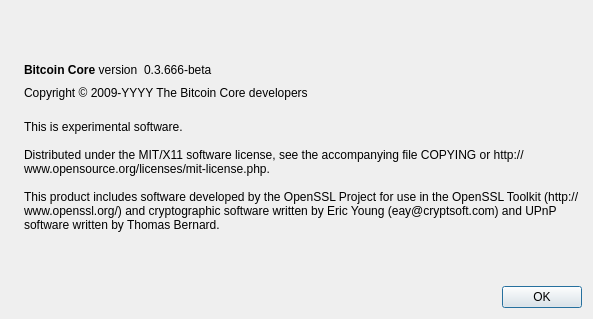
First picture: the form in src/qt/forms/aboutdialog.ui, repository krugercoin-project/krugercoin, before the edit.
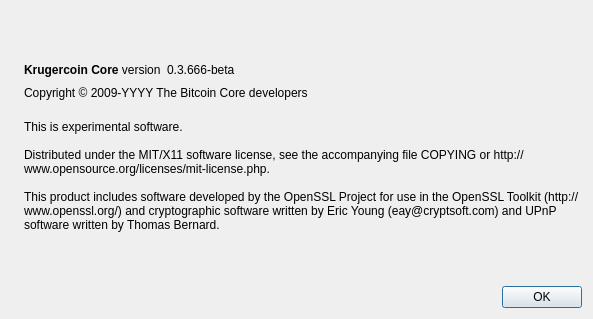
Second picture: the form after the edit. Icons and pictures are not drawn.

Commit message: Change Bitcoin strings to Krugercoin. Keeping copyright notices intact.

The edit to the form file:
```diff
--- a/src/qt/forms/aboutdialog.ui
+++ b/src/qt/forms/aboutdialog.ui
@@ -50,7 +50,7 @@
           <cursorShape>IBeamCursor</cursorShape>
          </property>
          <property name="text">
-          <string>&lt;b&gt;Bitcoin Core&lt;/b&gt; version</string>
+          <string>&lt;b&gt;Krugercoin Core&lt;/b&gt; version</string>
          </property>
          <property name="textInteractionFlags">
           <set>Qt::LinksAccessibleByMouse|Qt::TextSelectableByKeyboard|Qt::TextSelectableByMouse</set>
```
Left out of the diff: 2 changed lines with no effect on the pictures. The commit also changes 254 other files.
